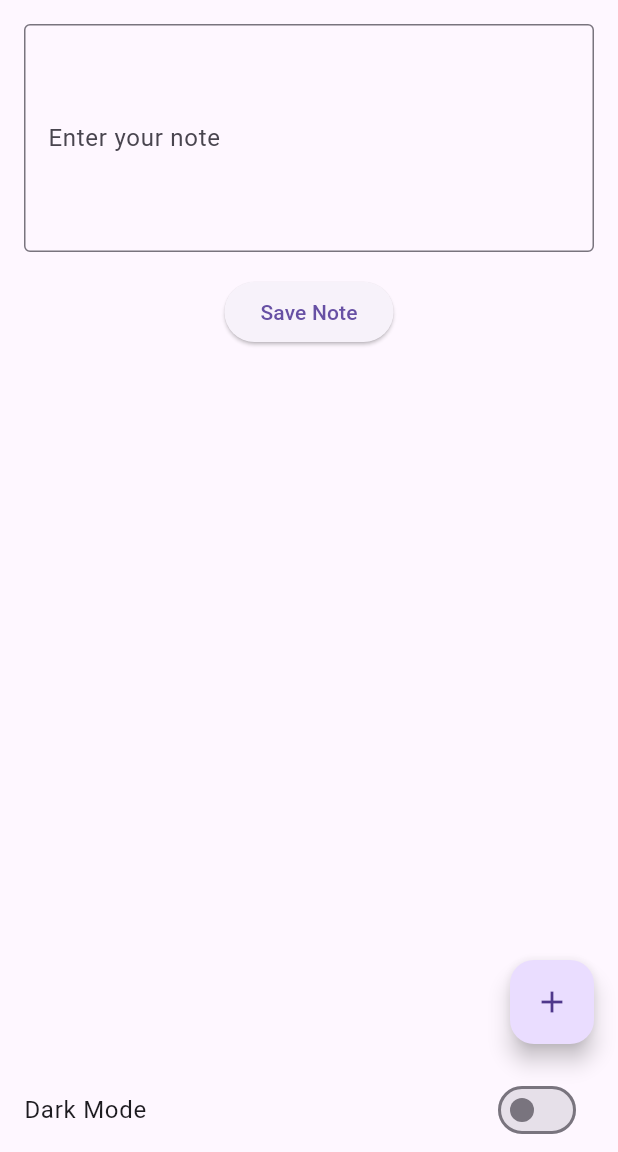
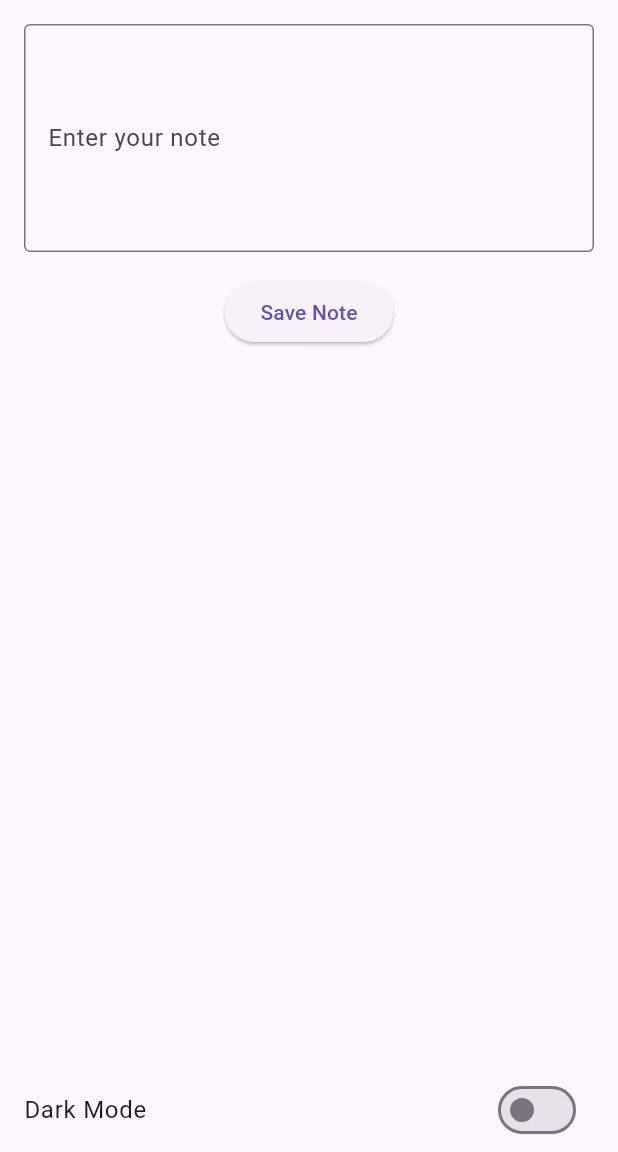
Before and after one commit to Tnette84/persistent_notes_app, a Flutter app: the screen it shows after launch, on a phone screen of 412 x 824 dp, the part 84-1236 px from its top. Run offline on Flutter 3.47's test engine with Material 3 defaults, Android fonts, the phone set to English and light mode, and no system bars; our stand-ins replace shared_preferences.

```diff
--- a/lib/main.dart
+++ b/lib/main.dart
@@ -113,18 +113,9 @@ void dispose() {
   _noteController.dispose();
   super.dispose();
 }
-  int _counter = 0;
 
-  void _incrementCounter() {
-    setState(() {
-      // This call to setState tells the Flutter framework that something has
-      // changed in this State, which causes it to rerun the build method below
-      // so that the display can reflect the updated values. If we changed
-      // _counter without calling setState(), then the build method would not be
-      // called again, and so nothing would appear to happen.
-      _counter++;
-    });
-  }
+
+
 @override
 void initState() {
   super.initState();
@@ -174,11 +165,7 @@ void initState() {
     ],
   ),
 ),
-      floatingActionButton: FloatingActionButton(
-        onPressed: _incrementCounter,
-        tooltip: 'Increment',
-        child: const Icon(Icons.add),
-      ),
+
     );
   }
 }
```
Also changed, not shown: 1 other file.
